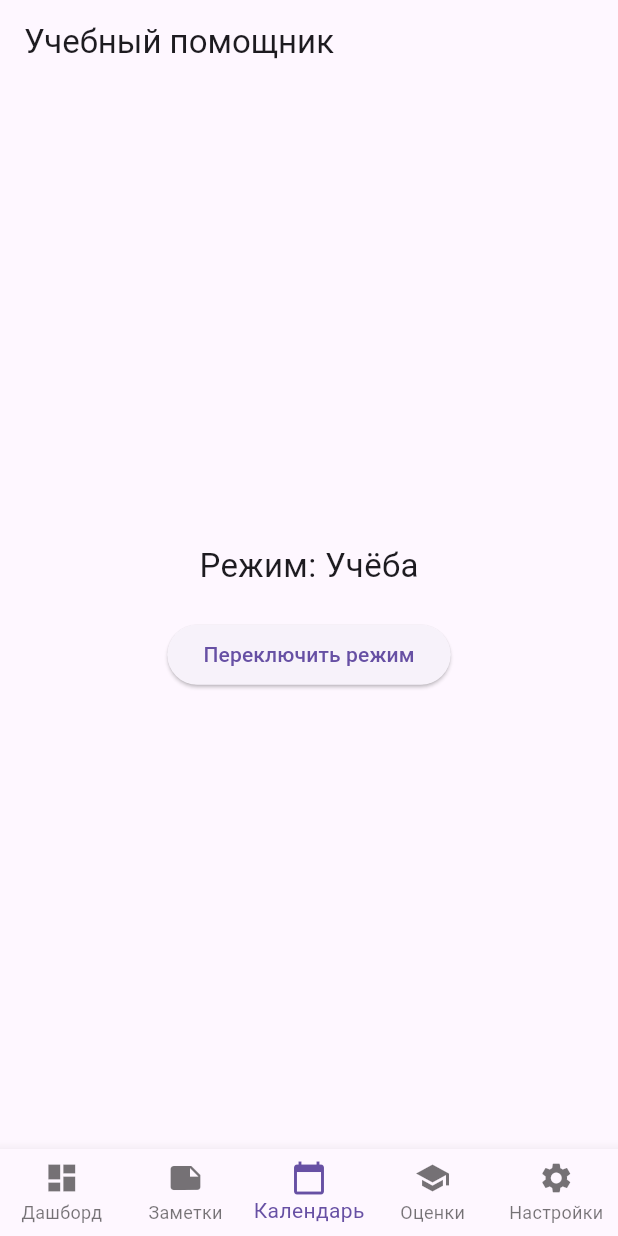
After one commit to timkariforreal/Flutter1, a Flutter app: the screen it shows after launch, item 3 of the bottom bar chosen, on a phone screen of 412 x 824 dp. The commit adds this screen. Run offline on Flutter 3.47's test engine with Material 3 defaults, Android fonts, the phone set to English and light mode, and no system bars.

Commit message:
Calendar, grades and settings screens

```diff
--- a/lib/navigation_screen.dart
+++ b/lib/navigation_screen.dart
@@ -1,7 +1,9 @@
 import 'package:flutter/material.dart';
 import 'screens/dashboard_screen.dart';
 import 'screens/notes_screen.dart';
-
+import 'screens/calendar_screen.dart';
+import 'screens/grades_screen.dart';
+import 'screens/settings_screen.dart';
 
 class NavigationScreen extends StatefulWidget {
   const NavigationScreen({super.key});
@@ -16,6 +18,9 @@ class _NavigationScreenState extends State<NavigationScreen> {
   final List<Widget> _pages = const [
     DashboardScreen(),
     NotesScreen(),
+    CalendarScreen(),
+    GradesScreen(),
+    SettingsScreen(),
   ];
 
   @override
@@ -34,6 +39,9 @@ class _NavigationScreenState extends State<NavigationScreen> {
         items: const [
           BottomNavigationBarItem(icon: Icon(Icons.dashboard), label: "Дашборд"),
           BottomNavigationBarItem(icon: Icon(Icons.note), label: "Заметки"),
+          BottomNavigationBarItem(icon: Icon(Icons.calendar_today), label: "Календарь"),
+          BottomNavigationBarItem(icon: Icon(Icons.school), label: "Оценки"),
+          BottomNavigationBarItem(icon: Icon(Icons.settings), label: "Настройки"),
         ],
       ),
     );
--- /dev/null
+++ b/lib/screens/calendar_screen.dart
@@ -0,0 +1,33 @@
+import 'package:flutter/material.dart';
+
+class CalendarScreen extends StatefulWidget {
+  const CalendarScreen({super.key});
+
+  @override
+  State<CalendarScreen> createState() => _CalendarScreenState();
+}
+
+class _CalendarScreenState extends State<CalendarScreen> {
+  bool studyMode = true;
+
+  @override
+  Widget build(BuildContext context) {
+    return Center(
+      child: Column(
+        mainAxisAlignment: MainAxisAlignment.center,
+        children: [
+          Text("Режим: ${studyMode ? "Учёба" : "Отдых"}", style: const TextStyle(fontSize: 22)),
+          const SizedBox(height: 20),
+          ElevatedButton(
+            onPressed: () {
+              setState(() {
+                studyMode = !studyMode;
+              });
+            },
+            child: const Text("Переключить режим"),
+          ),
+        ],
+      ),
+    );
+  }
+}
```
Also changed, not shown: lib/screens/grades_screen.dart (added, +37 -0 lines), lib/screens/settings_screen.dart (added, +33 -0 lines).
